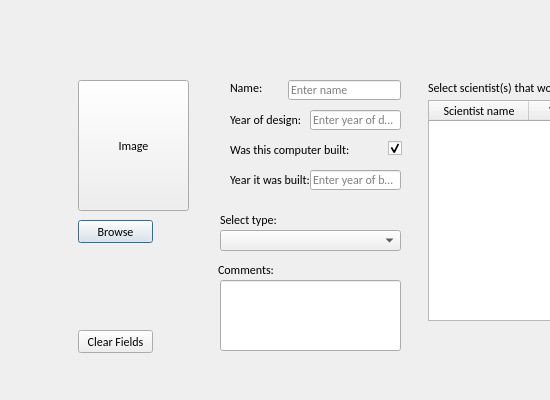
Above: Hopur21Verkefni/MyComputerScienceList/ui/addcomputer.ui from Hopur21/Hopur21 before the change; both pictures show x 0 to 550 and y 0 to 400 of the 800 by 400 pixel window. Below: the same form after it.
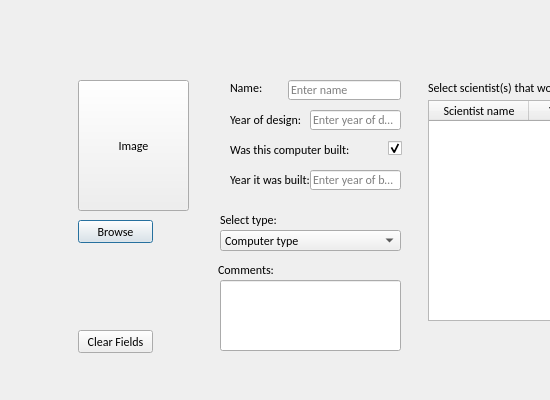
That is the form after the change. Icons and pictures are not drawn.

Diff of the .ui file:
```diff
--- a/Hopur21Verkefni/MyComputerScienceList/ui/addcomputer.ui
+++ b/Hopur21Verkefni/MyComputerScienceList/ui/addcomputer.ui
@@ -338,6 +338,11 @@
      <family>Calibri</family>
     </font>
    </property>
+   <item>
+    <property name="text">
+     <string>Computer type</string>
+    </property>
+   </item>
   </widget>
   <widget class="QLabel" name="label_selectTypeOfComputer">
    <property name="geometry">
```
Left out of the diff: 19 changed lines with no effect on the pictures.
